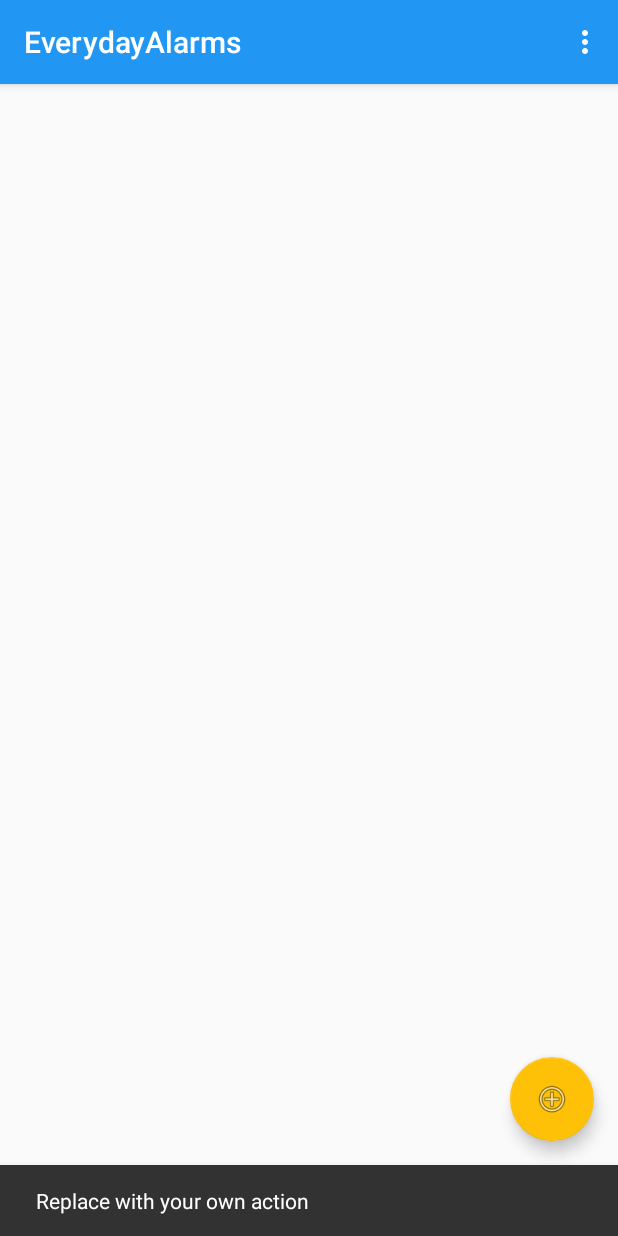
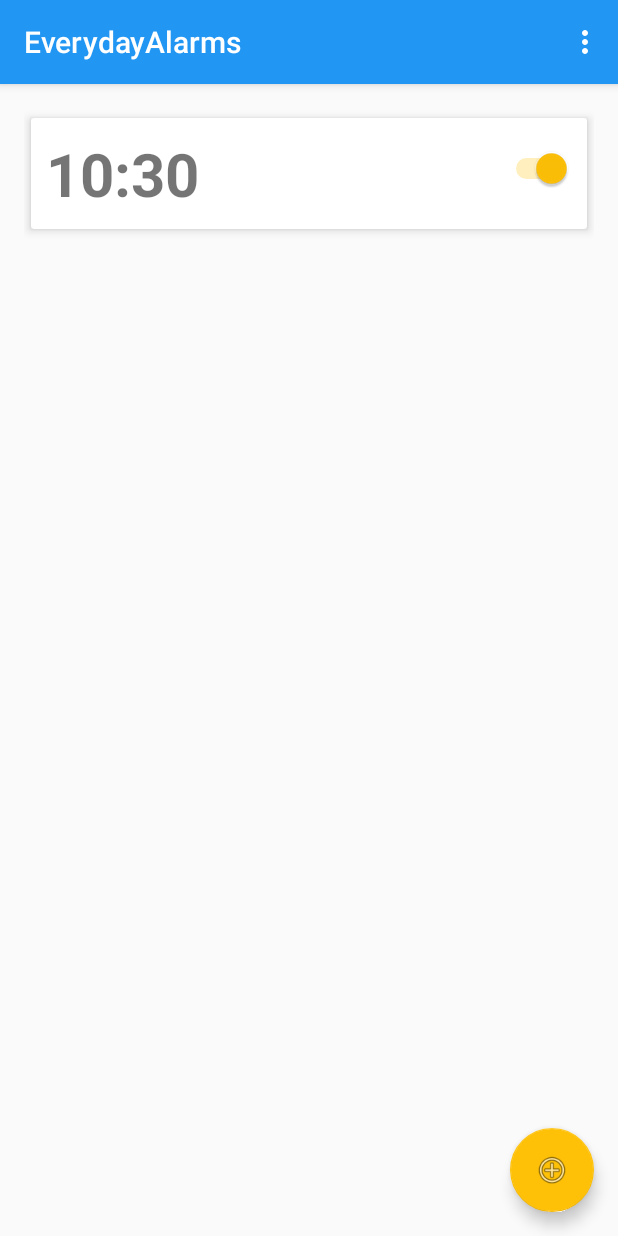
Before and after one commit to luoyiqi/EverydayAlarms, an Android app: the screen it shows after launch (AlarmsActivity), after a tap on an icon or button, on a phone screen of 412 x 824 dp. Run offline under Robolectric (Android 15) with nearby library versions, the phone set to English and light mode, and no system bars.

Commit message:
Basic alarm structure created

```diff
--- a/EverydayAlarms/app/src/main/java/io/github/spaceisstrange/everydayalarms/activities/AlarmsActivity.java
+++ b/EverydayAlarms/app/src/main/java/io/github/spaceisstrange/everydayalarms/activities/AlarmsActivity.java
@@ -3,15 +3,25 @@ package io.github.spaceisstrange.everydayalarms.activities;
 import android.os.Bundle;
 import android.support.design.widget.FloatingActionButton;
 import android.support.design.widget.Snackbar;
+import android.support.v4.app.Fragment;
 import android.support.v7.app.AppCompatActivity;
 import android.support.v7.widget.Toolbar;
 import android.view.View;
 import android.view.Menu;
 import android.view.MenuItem;
 
+import java.util.Calendar;
+
 import io.github.spaceisstrange.everydayalarms.R;
+import io.github.spaceisstrange.everydayalarms.fragments.AlarmsFragment;
+import io.github.spaceisstrange.everydayalarms.model.Alarm;
+import io.github.spaceisstrange.everydayalarms.util.FragmentSwitcher;
 
 public class AlarmsActivity extends AppCompatActivity {
+    /**
+     * Views of the activity
+     */
+    private FloatingActionButton mFabAddAlarm;
 
     @Override
     protected void onCreate(Bundle savedInstanceState) {
@@ -20,12 +30,21 @@ public class AlarmsActivity extends AppCompatActivity {
         Toolbar toolbar = (Toolbar) findViewById(R.id.toolbar);
         setSupportActionBar(toolbar);
 
-        FloatingActionButton fab = (FloatingActionButton) findViewById(R.id.fab);
-        fab.setOnClickListener(new View.OnClickListener() {
+        // Switch to the AlarmFragment fragment
+        final AlarmsFragment alarmsFragment = AlarmsFragment.newInstance();
+        FragmentSwitcher.switchTo(alarmsFragment, getSupportFragmentManager());
+
+        mFabAddAlarm = (FloatingActionButton) findViewById(R.id.fab);
+        mFabAddAlarm.setOnClickListener(new View.OnClickListener() {
             @Override
             public void onClick(View view) {
-                Snackbar.make(view, "Replace with your own action", Snackbar.LENGTH_LONG)
-                        .setAction("Action", null).show();
+                // TODO: Change this for a normal alarm
+                alarmsFragment.addAlarm(new Alarm(1234,
+                        "Hola",
+                        null,
+                        Calendar.getInstance(),
+                        true,
+                        true));
             }
         });
     }
--- /dev/null
+++ b/EverydayAlarms/app/src/main/java/io/github/spaceisstrange/everydayalarms/adapters/AlarmsAdapter.java
@@ -0,0 +1,99 @@
+package io.github.spaceisstrange.everydayalarms.adapters;
+
+/*
+ * Made with <3 by Fran González (spaceisstrange)
+ *
+ * This program is free software; you can redistribute it and/or
+ * modify it under the terms of the GNU General Public License
+ * as published by the Free Software Foundation; either version 3
+ * of the License, or (at your option) any later version.
+ *
+ * This program is distributed in the hope that it will be useful,
+ * but WITHOUT ANY WARRANTY; without even the implied warranty of
+ * MERCHANTABILITY or FITNESS FOR A PARTICULAR PURPOSE.  See the
+ * GNU General Public License for more details.
+ *
+ * You should have received a copy of the GNU General Public License
+ * along with this program; if not, write to the Free Software
+ * Foundation, Inc., 51 Franklin Street, Fifth Floor, Boston, MA  02110-1301, USA.
+ */
+
+import android.support.v7.widget.RecyclerView;
+import android.view.LayoutInflater;
+import android.view.View;
+import android.view.ViewGroup;
+
+import java.util.ArrayList;
+import java.util.Collections;
+import java.util.List;
+
+import io.github.spaceisstrange.everydayalarms.R;
+import io.github.spaceisstrange.everydayalarms.adapters.helpers.ItemTouchHelperAdapter;
+import io.github.spaceisstrange.everydayalarms.adapters.holders.AlarmHolder;
+import io.github.spaceisstrange.everydayalarms.model.Alarm;
+
+public class AlarmsAdapter extends RecyclerView.Adapter<AlarmHolder>
+                           implements ItemTouchHelperAdapter {
+    /**
+     * List of alarms
+     */
+    List<Alarm> mAlarms;
+
+    public AlarmsAdapter() {
+        mAlarms = new ArrayList<>();
+    }
+
+    /**
+     * Adds an alarm into the list of alarms
+     *
+     * @param alarm to add to the list
+     */
+    public void addAlarm(Alarm alarm) {
+        mAlarms.add(alarm);
+        notifyItemInserted(mAlarms.size() - 1);
+    }
+
+    /**
+     * Removes an alarm from the list
+     *
+     * @param position of the alarm to remove
+     */
+    public void removeAlarm(int position) {
+        mAlarms.remove(position);
+        notifyItemRemoved(position);
+    }
+
+    /*
+    IMPLEMENTATIONS
+     */
+    @Override
+    public AlarmHolder onCreateViewHolder(ViewGroup parent, int viewType) {
+        LayoutInflater inflater = LayoutInflater.from(parent.getContext());
+
+        // Inflate the view and return a holder from it
+        View v = inflater.inflate(R.layout.list_item_alarm, parent, false);
+        return new AlarmHolder(v);
+    }
+
+    @Override
+    public void onBindViewHolder(AlarmHolder holder, int position) {
+        holder.bindAlarm(mAlarms.get(position));
+    }
+
+    @Override
+    public int getItemCount() {
+        return mAlarms.size();
+    }
+
+    @Override
+    public void onItemMove(int fromPosition, int toPosition) {
+        // Swap the elements to accommodate the change of the item and notify the change to the adapter
+        Collections.swap(mAlarms, fromPosition, toPosition);
+        notifyItemMoved(fromPosition, toPosition);
+    }
+
+    @Override
+    public void onItemSwipe(int position) {
+        removeAlarm(position);
+    }
+}
--- /dev/null
+++ b/EverydayAlarms/app/src/main/java/io/github/spaceisstrange/everydayalarms/adapters/helpers/ItemTouchHelperAdapter.java
@@ -0,0 +1,37 @@
+package io.github.spaceisstrange.everydayalarms.adapters.helpers;
+
+/*
+ * Made with <3 by Fran González (spaceisstrange)
+ *
+ * This program is free software; you can redistribute it and/or
+ * modify it under the terms of the GNU General Public License
+ * as published by the Free Software Foundation; either version 3
+ * of the License, or (at your option) any later version.
+ *
+ * This program is distributed in the hope that it will be useful,
+ * but WITHOUT ANY WARRANTY; without even the implied warranty of
+ * MERCHANTABILITY or FITNESS FOR A PARTICULAR PURPOSE.  See the
+ * GNU General Public License for more details.
+ *
+ * You should have received a copy of the GNU General Public License
+ * along with this program; if not, write to the Free Software
+ * Foundation, Inc., 51 Franklin Street, Fifth Floor, Boston, MA  02110-1301, USA.
+ */
+
+public interface ItemTouchHelperAdapter {
+    /**
+     * This will be called whenever an item is moved in a list. Notice that this will be called
+     * whenever an item changes fromPosition toPosition and not when the user drops the item
+     *
+     * @param fromPosition in which the item was taken
+     * @param toPosition in which the item was moved
+     */
+    void onItemMove(int fromPosition, int toPosition);
+
+    /**
+     * This will be called whenever an item is "swiped" like a notification
+     *
+     * @param position of the item that has been swiped
+     */
+    void onItemSwipe(int position);
+}
--- /dev/null
+++ b/EverydayAlarms/app/src/main/java/io/github/spaceisstrange/everydayalarms/adapters/helpers/ItemTouchHelperCallback.java
@@ -0,0 +1,66 @@
+package io.github.spaceisstrange.everydayalarms.adapters.helpers;
+
+/*
+ * Made with <3 by Fran González (spaceisstrange)
+ *
+ * This program is free software; you can redistribute it and/or
+ * modify it under the terms of the GNU General Public License
+ * as published by the Free Software Foundation; either version 3
+ * of the License, or (at your option) any later version.
+ *
+ * This program is distributed in the hope that it will be useful,
+ * but WITHOUT ANY WARRANTY; without even the implied warranty of
+ * MERCHANTABILITY or FITNESS FOR A PARTICULAR PURPOSE.  See the
+ * GNU General Public License for more details.
+ *
+ * You should have received a copy of the GNU General Public License
+ * along with this program; if not, write to the Free Software
+ * Foundation, Inc., 51 Franklin Street, Fifth Floor, Boston, MA  02110-1301, USA.
+ */
+
+import android.support.v7.widget.RecyclerView;
+import android.support.v7.widget.helper.ItemTouchHelper;
+
+public class ItemTouchHelperCallback extends ItemTouchHelper.SimpleCallback {
+    /**
+     * The adapter to be notified about the changes
+     */
+    private ItemTouchHelperAdapter mAdapter;
+
+    public ItemTouchHelperCallback(int dragDirs, int swipeDirs, ItemTouchHelperAdapter adapter) {
+        super(dragDirs, swipeDirs);
+        mAdapter = adapter;
+    }
+
+    /**
+     * Returns the default drag directions used across all the app's adapters
+     *
+     * @return the default directions of drag
+     */
+    public static int getDefaultDragDirs() {
+        return ItemTouchHelper.UP | ItemTouchHelper.DOWN;
+    }
+
+    /**
+     * Returns the default swipe directions used across all the app's adapters
+     *
+     * @return the default directions of swipes
+     */
+    public static int getDefaultSwipeDirs() {
+        return ItemTouchHelper.LEFT;
+    }
+
+    @Override
+    public boolean onMove(RecyclerView recyclerView, RecyclerView.ViewHolder viewHolder, RecyclerView.ViewHolder target) {
+        // Move the item from the current position (viewHolder) to the target position in which is now (target)
+        mAdapter.onItemMove(viewHolder.getAdapterPosition(), target.getAdapterPosition());
+
+        return true;
+    }
+
+    @Override
+    public void onSwiped(RecyclerView.ViewHolder viewHolder, int direction) {
+        // Remove the item that was swiped
+        mAdapter.onItemSwipe(viewHolder.getAdapterPosition());
+    }
+}
--- /dev/null
+++ b/EverydayAlarms/app/src/main/java/io/github/spaceisstrange/everydayalarms/adapters/holders/AlarmHolder.java
@@ -0,0 +1,60 @@
+package io.github.spaceisstrange.everydayalarms.adapters.holders;
+
+/*
+ * Made with <3 by Fran González (spaceisstrange)
+ *
+ * This program is free software; you can redistribute it and/or
+ * modify it under the terms of the GNU General Public License
+ * as published by the Free Software Foundation; either version 3
+ * of the License, or (at your option) any later version.
+ *
+ * This program is distributed in the hope that it will be useful,
+ * but WITHOUT ANY WARRANTY; without even the implied warranty of
+ * MERCHANTABILITY or FITNESS FOR A PARTICULAR PURPOSE.  See the
+ * GNU General Public License for more details.
+ *
+ * You should have received a copy of the GNU General Public License
+ * along with this program; if not, write to the Free Software
+ * Foundation, Inc., 51 Franklin Street, Fifth Floor, Boston, MA  02110-1301, USA.
+ */
+
+import android.support.v7.widget.RecyclerView;
+import android.view.View;
+import android.widget.Switch;
+import android.widget.TextView;
+
+import io.github.spaceisstrange.everydayalarms.R;
+import io.github.spaceisstrange.everydayalarms.model.Alarm;
+
+public class AlarmHolder extends RecyclerView.ViewHolder implements View.OnClickListener {
+    /**
+     * The alarm that we are binding into the holder
+     */
+    private Alarm mAlarm;
+    /**
+     * Views of the holder
+     */
+    private TextView mTvAlarmTime;
+    private Switch mSwAlarmActive;
+
+    public AlarmHolder(View itemView) {
+        super(itemView);
+
+        // Setup the views
+        mTvAlarmTime = (TextView) itemView.findViewById(R.id.list_item_alarm_tv_alarm_time);
+        mSwAlarmActive = (Switch) itemView.findViewById(R.id.list_item_alarm_sw_alarm_state);
+    }
+
+    public void bindAlarm(Alarm alarm) {
+        mAlarm = alarm;
+
+        // Set the hour of the alarm
+        mTvAlarmTime.setText(mAlarm.getHourString());
+        mSwAlarmActive.setChecked(mAlarm.isActive());
+    }
+
+    @Override
+    public void onClick(View v) {
+        // TODO: Complete the onClick method
+    }
+}
--- a/EverydayAlarms/app/src/main/java/io/github/spaceisstrange/everydayalarms/fragments/AlarmsFragment.java
+++ b/EverydayAlarms/app/src/main/java/io/github/spaceisstrange/everydayalarms/fragments/AlarmsFragment.java
@@ -2,23 +2,64 @@ package io.github.spaceisstrange.everydayalarms.fragments;
 
 import android.support.v4.app.Fragment;
 import android.os.Bundle;
+import android.support.v7.widget.LinearLayoutManager;
+import android.support.v7.widget.RecyclerView;
+import android.support.v7.widget.helper.ItemTouchHelper;
 import android.view.LayoutInflater;
 import android.view.View;
 import android.view.ViewGroup;
 
 import io.github.spaceisstrange.everydayalarms.R;
+import io.github.spaceisstrange.everydayalarms.adapters.AlarmsAdapter;
+import io.github.spaceisstrange.everydayalarms.adapters.helpers.ItemTouchHelperCallback;
+import io.github.spaceisstrange.everydayalarms.model.Alarm;
 
 /**
  * A placeholder fragment containing a simple view.
  */
 public class AlarmsFragment extends Fragment {
+    /**
+     * The adapter of the recycler view
+     */
+    private AlarmsAdapter mAlarmsAdapter;
+    /**
+     * Views of the fragment
+     */
+    private RecyclerView mRvAlarmList;
 
-    public AlarmsFragment() {
+    public static AlarmsFragment newInstance() {
+        return new AlarmsFragment();
+    }
+
+    /*
+    SETTERS
+     */
+    public void addAlarm(Alarm alarm) {
+        mAlarmsAdapter.addAlarm(alarm);
     }
 
     @Override
     public View onCreateView(LayoutInflater inflater, ViewGroup container,
                              Bundle savedInstanceState) {
-        return inflater.inflate(R.layout.fragment_alarms, container, false);
+        View v = inflater.inflate(R.layout.fragment_alarms, container, false);
+
+        // Setup the recycler view
+        mRvAlarmList = (RecyclerView) v.findViewById(R.id.fragment_alarms_rv_alarm_list);
+        mAlarmsAdapter = new AlarmsAdapter();
+        mRvAlarmList.setAdapter(mAlarmsAdapter);
+        mRvAlarmList.setLayoutManager(new LinearLayoutManager(getActivity()));
+
+        // Create a callback to be used by the touch helper
+        ItemTouchHelper.Callback callback = new ItemTouchHelperCallback(
+                ItemTouchHelperCallback.getDefaultDragDirs(),
+                ItemTouchHelperCallback.getDefaultSwipeDirs(),
+                mAlarmsAdapter
+        );
+
+        // Attach the touch helper to the Recycler View
+        ItemTouchHelper itemTouchHelper = new ItemTouchHelper(callback);
+        itemTouchHelper.attachToRecyclerView(mRvAlarmList);
+
+        return v;
     }
 }
--- /dev/null
+++ b/EverydayAlarms/app/src/main/java/io/github/spaceisstrange/everydayalarms/model/Alarm.java
@@ -0,0 +1,120 @@
+package io.github.spaceisstrange.everydayalarms.model;
+
+/*
+ * Made with <3 by Fran González (spaceisstrange)
+ *
+ * This program is free software; you can redistribute it and/or
+ * modify it under the terms of the GNU General Public License
+ * as published by the Free Software Foundation; either version 3
+ * of the License, or (at your option) any later version.
+ *
+ * This program is distributed in the hope that it will be useful,
+ * but WITHOUT ANY WARRANTY; without even the implied warranty of
+ * MERCHANTABILITY or FITNESS FOR A PARTICULAR PURPOSE.  See the
+ * GNU General Public License for more details.
+ *
+ * You should have received a copy of the GNU General Public License
+ * along with this program; if not, write to the Free Software
+ * Foundation, Inc., 51 Franklin Street, Fifth Floor, Boston, MA  02110-1301, USA.
+ */
+
+import java.util.Calendar;
+
+import io.github.spaceisstrange.everydayalarms.model.enums.Day;
+
+public class Alarm {
+    /**
+     * The id of the alarm
+     */
+    private int mId;
+    /**
+     * The name of the alarm
+     */
+    private String mName;
+    /**
+     * The day of the alarm
+     */
+    private Day mDay;
+    /**
+     * The time of the alarm
+     */
+    private Calendar mTime;
+    /**
+     * Indicates whether the alarm is active or not
+     */
+    private boolean mActive;
+    /**
+     * Indicates whether the alarm will vibrate or not
+     */
+    private boolean mVibrationOn;
+
+    public Alarm(int id, String name, Day day, Calendar time, boolean active, boolean vibrationOn) {
+        mId = id;
+        mName = name;
+        mDay = day;
+        mTime = time;
+        mActive = active;
+        mVibrationOn = vibrationOn;
+    }
+
+    /*
+    SETTERS
+     */
+    public void setId(int id) {
+        mId = id;
+    }
+
+    public void setName(String name) {
+        mName = name;
+    }
+
+    public void setDay(Day day) {
+        mDay = day;
+    }
+
+    public void setTime(Calendar time) {
+        mTime = time;
+    }
+
+    public void setActive(boolean active) {
+        mActive = active;
+    }
+
+    public void setVibrationOn(boolean vibrationOn) {
+        mVibrationOn = vibrationOn;
+    }
+
+    /*
+    GETTERS
+     */
+    public int getId() {
+        return mId;
+    }
+
+    public String getName() {
+        return mName;
+    }
+
+    public Day getDay() {
+        return mDay;
+    }
+
+    public String getHourString() {
+        String time = String.valueOf(mTime.get(Calendar.HOUR_OF_DAY));
+        time += ":";
+        time += String.valueOf(mTime.get(Calendar.MINUTE));
+        return time;
+    }
+
+    public Calendar getTime() {
+        return mTime;
+    }
+
+    public boolean isActive() {
+        return mActive;
+    }
+
+    public boolean isVibrationOn() {
+        return mVibrationOn;
+    }
+}
--- /dev/null
+++ b/EverydayAlarms/app/src/main/java/io/github/spaceisstrange/everydayalarms/model/enums/Day.java
@@ -0,0 +1,29 @@
+package io.github.spaceisstrange.everydayalarms.model.enums;
+
+/*
+ * Made with <3 by Fran González (spaceisstrange)
+ *
+ * This program is free software; you can redistribute it and/or
+ * modify it under the terms of the GNU General Public License
+ * as published by the Free Software Foundation; either version 3
+ * of the License, or (at your option) any later version.
+ *
+ * This program is distributed in the hope that it will be useful,
+ * but WITHOUT ANY WARRANTY; without even the implied warranty of
+ * MERCHANTABILITY or FITNESS FOR A PARTICULAR PURPOSE.  See the
+ * GNU General Public License for more details.
+ *
+ * You should have received a copy of the GNU General Public License
+ * along with this program; if not, write to the Free Software
+ * Foundation, Inc., 51 Franklin Street, Fifth Floor, Boston, MA  02110-1301, USA.
+ */
+
+public enum Day {
+    SUNDAY,
+    MONDAY,
+    TUESDAY,
+    WEDNESDAY,
+    THURSDAY,
+    FRIDAY,
+    SATURDAY
+}
--- /dev/null
+++ b/EverydayAlarms/app/src/main/java/io/github/spaceisstrange/everydayalarms/util/AlarmUtils.java
@@ -0,0 +1,67 @@
+package io.github.spaceisstrange.everydayalarms.util;
+
+/*
+ * Made with <3 by Fran González (spaceisstrange)
+ *
+ * This program is free software; you can redistribute it and/or
+ * modify it under the terms of the GNU General Public License
+ * as published by the Free Software Foundation; either version 3
+ * of the License, or (at your option) any later version.
+ *
+ * This program is distributed in the hope that it will be useful,
+ * but WITHOUT ANY WARRANTY; without even the implied warranty of
+ * MERCHANTABILITY or FITNESS FOR A PARTICULAR PURPOSE.  See the
+ * GNU General Public License for more details.
+ *
+ * You should have received a copy of the GNU General Public License
+ * along with this program; if not, write to the Free Software
+ * Foundation, Inc., 51 Franklin Street, Fifth Floor, Boston, MA  02110-1301, USA.
+ */
+
+public class AlarmUtils {
+    /**
+     * Returns the days from the millis specified
+     *
+     * @param alarmTime in milliseconds
+     * @return the number of days in the specified millis
+     */
+    public static long getDaysFromMillis(long alarmTime) {
+        return alarmTime / (1000 * 60 * 60 * 24);
+    }
+
+    /**
+     * Returns the hours from the millis specified
+     *
+     * @param alarmTime in milliseconds
+     * @return the number of hours in the specified millis
+     */
+    public static long getHoursFromMillis(long alarmTime) {
+        long days = getDaysFromMillis(alarmTime);
+        return alarmTime / (1000 * 60 * 60) - (days * 24);
+    }
+
+    /**
+     * Returns the minutes from the millis specified
+     *
+     * @param alarmTime in milliseconds
+     * @return the number of minutes in the specified millis
+     */
+    public static long getMinutesFromMillis(long alarmTime) {
+        long days = getDaysFromMillis(alarmTime);
+        long hours = getHoursFromMillis(alarmTime);
+        return alarmTime / (1000 * 60) - (days * 24 * 60) - (hours * 60);
+    }
+
+    /**
+     * Returns the seconds from the millis specified
+     *
+     * @param alarmTime in milliseconds
+     * @return the number of seconds in the specified millis
+     */
+    public static long getSecondsFromMillis(long alarmTime) {
+        long days = getDaysFromMillis(alarmTime);
+        long hours = getHoursFromMillis(alarmTime);
+        long minutes = getMinutesFromMillis(alarmTime);
+        return alarmTime / (1000) - (days * 24 * 60 * 60) - (hours * 60 * 60) - (minutes * 60);
+    }
+}
--- /dev/null
+++ b/EverydayAlarms/app/src/main/java/io/github/spaceisstrange/everydayalarms/util/FragmentSwitcher.java
@@ -0,0 +1,39 @@
+package io.github.spaceisstrange.everydayalarms.util;
+
+/*
+ * Made with <3 by Fran González (spaceisstrange)
+ *
+ * This program is free software; you can redistribute it and/or
+ * modify it under the terms of the GNU General Public License
+ * as published by the Free Software Foundation; either version 3
+ * of the License, or (at your option) any later version.
+ *
+ * This program is distributed in the hope that it will be useful,
+ * but WITHOUT ANY WARRANTY; without even the implied warranty of
+ * MERCHANTABILITY or FITNESS FOR A PARTICULAR PURPOSE.  See the
+ * GNU General Public License for more details.
+ *
+ * You should have received a copy of the GNU General Public License
+ * along with this program; if not, write to the Free Software
+ * Foundation, Inc., 51 Franklin Street, Fifth Floor, Boston, MA  02110-1301, USA.
+ */
+
+import android.support.v4.app.Fragment;
+import android.support.v4.app.FragmentManager;
+
+import io.github.spaceisstrange.everydayalarms.R;
+
+public class FragmentSwitcher {
+    /**
+     * Switch to the next specified fragment
+     *
+     * @param fragment to switch to
+     * @param fragmentManager to perform the transaction
+     */
+    public static void switchTo(Fragment fragment, FragmentManager fragmentManager) {
+        // Begin the transaction into the new fragment
+        fragmentManager.beginTransaction()
+                .replace(R.id.fragment, fragment)
+                .commit();
+    }
+}
--- a/EverydayAlarms/app/src/main/res/layout/activity_alarms.xml
+++ b/EverydayAlarms/app/src/main/res/layout/activity_alarms.xml
@@ -22,7 +22,7 @@
 
     </android.support.design.widget.AppBarLayout>
 
-    <include layout="@layout/content_alarms"/>
+    <include layout="@layout/content_fragment"/>
 
     <android.support.design.widget.FloatingActionButton
         android:id="@+id/fab"
--- a/EverydayAlarms/app/src/main/res/layout/fragment_alarms.xml
+++ b/EverydayAlarms/app/src/main/res/layout/fragment_alarms.xml
@@ -2,14 +2,11 @@
                 xmlns:tools="http://schemas.android.com/tools"
                 android:layout_width="match_parent"
                 android:layout_height="match_parent"
-                android:paddingBottom="@dimen/activity_vertical_margin"
-                android:paddingLeft="@dimen/activity_horizontal_margin"
-                android:paddingRight="@dimen/activity_horizontal_margin"
-                android:paddingTop="@dimen/activity_vertical_margin"
                 tools:context=".fragments.AlarmsFragment"
                 tools:showIn="@layout/activity_alarms">
 
     <android.support.v7.widget.RecyclerView
+        android:id="@+id/fragment_alarms_rv_alarm_list"
         android:layout_width="match_parent"
         android:layout_height="match_parent"/>
 
--- /dev/null
+++ b/EverydayAlarms/app/src/main/res/layout/list_item_alarm.xml
@@ -0,0 +1,35 @@
+<?xml version="1.0" encoding="utf-8"?>
+<FrameLayout xmlns:android="http://schemas.android.com/apk/res/android"
+             xmlns:app="http://schemas.android.com/apk/res-auto"
+             android:layout_width="match_parent"
+             android:layout_height="wrap_content"
+             android:paddingLeft="16dp"
+             android:paddingRight="16dp"
+             android:paddingTop="16dp">
+
+    <android.support.v7.widget.CardView
+        android:layout_width="match_parent"
+        android:layout_height="match_parent"
+        app:cardBackgroundColor="@color/cardview_light_background"
+        app:cardElevation="4dp"
+        app:cardUseCompatPadding="true">
+
+        <RelativeLayout
+            android:layout_width="match_parent"
+            android:layout_height="match_parent"
+            android:padding="10dp">
+
+            <TextView
+                android:id="@+id/list_item_alarm_tv_alarm_time"
+                style="@style/AlarmTimeTitle"
+                android:text="@string/placeholder.alarm_time"/>
+
+            <Switch
+                android:id="@+id/list_item_alarm_sw_alarm_state"
+                android:layout_width="match_parent"
+                android:layout_height="wrap_content"
+                android:layout_marginTop="10dp"
+                android:layout_toRightOf="@id/list_item_alarm_tv_alarm_time"/>
+        </RelativeLayout>
+    </android.support.v7.widget.CardView>
+</FrameLayout>
--- a/EverydayAlarms/app/src/main/res/values/strings.xml
+++ b/EverydayAlarms/app/src/main/res/values/strings.xml
@@ -1,4 +1,7 @@
 <resources>
     <string name="app_name">EverydayAlarms</string>
     <string name="action_settings">Settings</string>
+
+    <!-- Placeholders -->
+    <string name="placeholder.alarm_time">9:30</string>
 </resources>
--- a/EverydayAlarms/app/src/main/res/values/styles.xml
+++ b/EverydayAlarms/app/src/main/res/values/styles.xml
@@ -17,4 +17,12 @@
 
     <style name="AppTheme.PopupOverlay" parent="ThemeOverlay.AppCompat.Light"/>
 
+    <!-- Time of an alarm -->
+    <style name="AlarmTimeTitle">
+        <item name="android:layout_height">wrap_content</item>
+        <item name="android:layout_width">wrap_content</item>
+        <item name="android:textSize">40sp</item>
+        <item name="android:textStyle">bold</item>
+    </style>
+
 </resources>
```
Also changed, not shown: EverydayAlarms/app/src/main/res/layout/content_fragment.xml (renamed from EverydayAlarms/app/src/main/res/layout/content_alarms.xml).
